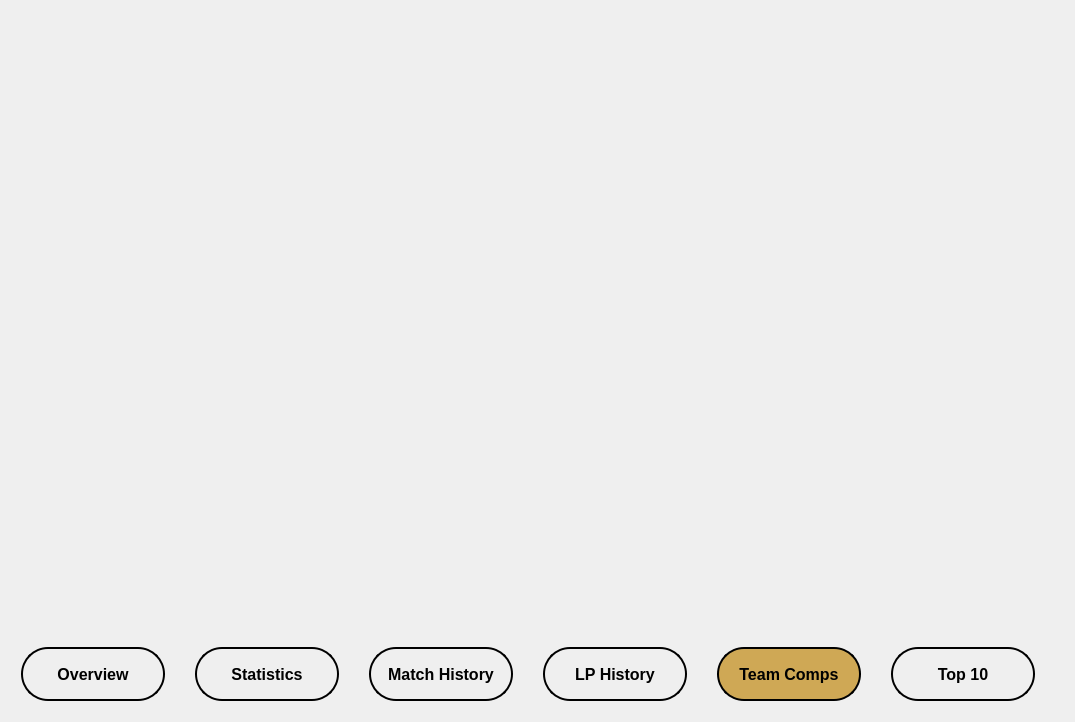
First picture: the form in analyticswindow.ui, repository YannikSahl/TFT-Analyzer, before the edit.
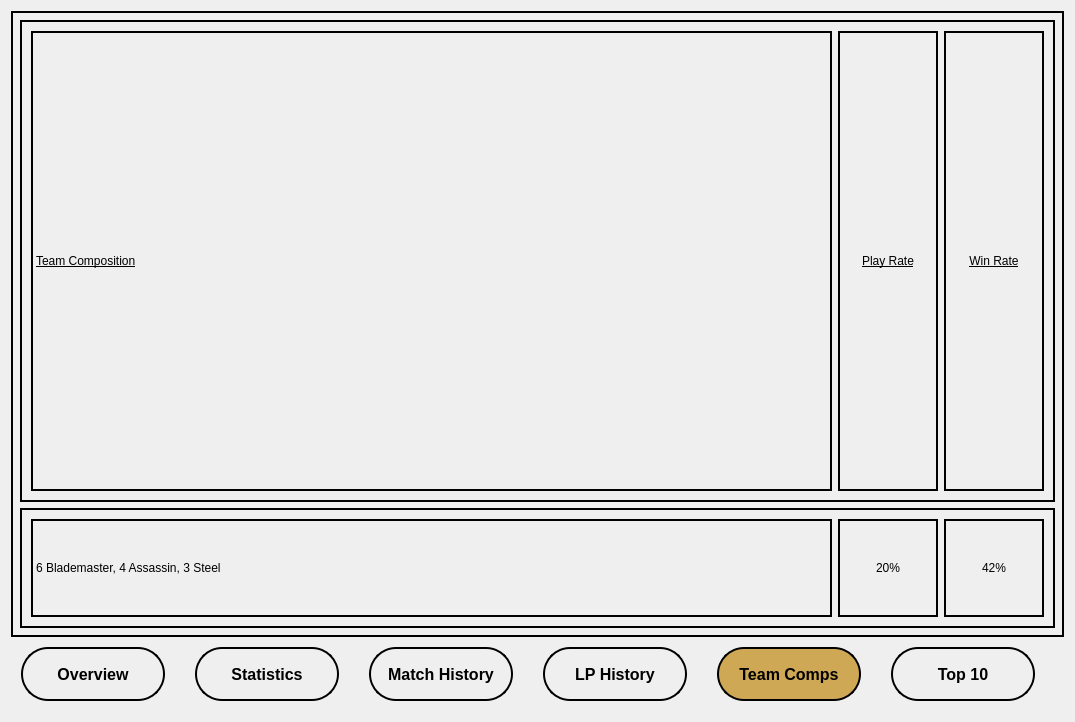
Second picture: the form after the edit. The open tabs and pages were chosen to show the change. Icons and pictures are not drawn.

Patch:
```diff
--- a/analyticswindow.ui
+++ b/analyticswindow.ui
@@ -839,9 +839,146 @@
       </attribute>
      </widget>
      <widget class="QWidget" name="tab_teamComps">
+      <property name="styleSheet">
+       <string notr="true">border: 2px solid;</string>
+      </property>
       <attribute name="title">
        <string>Team Comps</string>
       </attribute>
+      <layout class="QVBoxLayout" name="verticalLayout_2">
+       <item>
+        <widget class="QFrame" name="frame_12">
+         <property name="styleSheet">
+          <string notr="true">text-decoration: underline;</string>
+         </property>
+         <property name="frameShape">
+          <enum>QFrame::StyledPanel</enum>
+         </property>
+         <property name="frameShadow">
+          <enum>QFrame::Raised</enum>
+         </property>
+         <layout class="QHBoxLayout" name="horizontalLayout">
+          <item>
+           <widget class="QLabel" name="label">
+            <property name="sizePolicy">
+             <sizepolicy hsizetype="Preferred" vsizetype="Preferred">
+              <horstretch>80</horstretch>
+              <verstretch>0</verstretch>
+             </sizepolicy>
+            </property>
+            <property name="text">
+             <string>Team Composition</string>
+            </property>
+           </widget>
+          </item>
+          <item>
+           <widget class="QLabel" name="label_3">
+            <property name="sizePolicy">
+             <sizepolicy hsizetype="Preferred" vsizetype="Preferred">
+              <horstretch>10</horstretch>
+              <verstretch>0</verstretch>
+             </sizepolicy>
+            </property>
+            <property name="text">
+             <string>Play Rate</string>
+            </property>
+            <property name="alignment">
+             <set>Qt::AlignCenter</set>
+            </property>
+           </widget>
+          </item>
+          <item>
+           <widget class="QLabel" name="label_2">
+            <property name="sizePolicy">
+             <sizepolicy hsizetype="Preferred" vsizetype="Preferred">
+              <horstretch>10</horstretch>
+              <verstretch>0</verstretch>
+             </sizepolicy>
+            </property>
+            <property name="text">
+             <string>Win Rate</string>
+            </property>
+            <property name="alignment">
+             <set>Qt::AlignCenter</set>
+            </property>
+           </widget>
+          </item>
+         </layout>
+        </widget>
+       </item>
+       <item>
+        <widget class="QFrame" name="frame_14">
+         <property name="minimumSize">
+          <size>
+           <width>0</width>
+           <height>120</height>
+          </size>
+         </property>
+         <property name="maximumSize">
+          <size>
+           <width>16777215</width>
+           <height>120</height>
+          </size>
+         </property>
+         <property name="styleSheet">
+          <string notr="true">/*text-decoration: underline;</string>
+         </property>
+         <property name="frameShape">
+          <enum>QFrame::StyledPanel</enum>
+         </property>
+         <property name="frameShadow">
+          <enum>QFrame::Raised</enum>
+         </property>
+         <layout class="QHBoxLayout" name="horizontalLayout_10">
+          <item>
+           <widget class="QLabel" name="label_28">
+            <property name="sizePolicy">
+             <sizepolicy hsizetype="Preferred" vsizetype="Preferred">
+              <horstretch>80</horstretch>
+              <verstretch>0</verstretch>
+             </sizepolicy>
+            </property>
+            <property name="text">
+             <string>6 Blademaster, 4 Assassin, 3 Steel</string>
+            </property>
+           </widget>
+          </item>
+          <item>
+           <widget class="QLabel" name="label_29">
+            <property name="sizePolicy">
+             <sizepolicy hsizetype="Preferred" vsizetype="Preferred">
+              <horstretch>10</horstretch>
+              <verstretch>0</verstretch>
+             </sizepolicy>
+            </property>
+            <property name="text">
+             <string>20%</string>
+            </property>
+            <property name="alignment">
+             <set>Qt::AlignCenter</set>
+            </property>
+           </widget>
+          </item>
+          <item>
+           <widget class="QLabel" name="label_30">
+            <property name="sizePolicy">
+             <sizepolicy hsizetype="Preferred" vsizetype="Preferred">
+              <horstretch>10</horstretch>
+              <verstretch>0</verstretch>
+             </sizepolicy>
+            </property>
+            <property name="text">
+             <string>42%</string>
+            </property>
+            <property name="alignment">
+             <set>Qt::AlignCenter</set>
+            </property>
+           </widget>
+          </item>
+         </layout>
+        </widget>
+       </item>
+      </layout>
      </widget>
      <widget class="QWidget" name="tab_top10">
       <attribute name="title">
```
Left out of the diff: 224 changed lines with no effect on the pictures.
